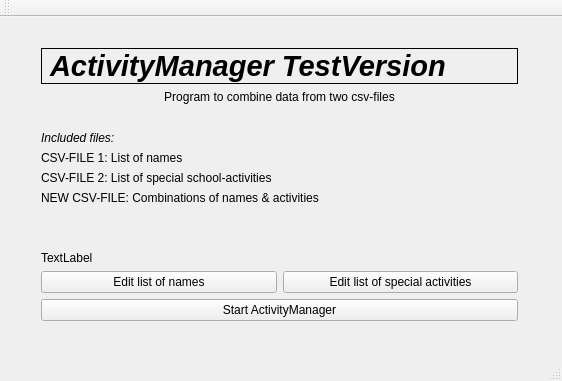
Before: the Qt Designer form mainmenu.ui in Netsrik80/Activity-Manager, drawn with Qt 5.
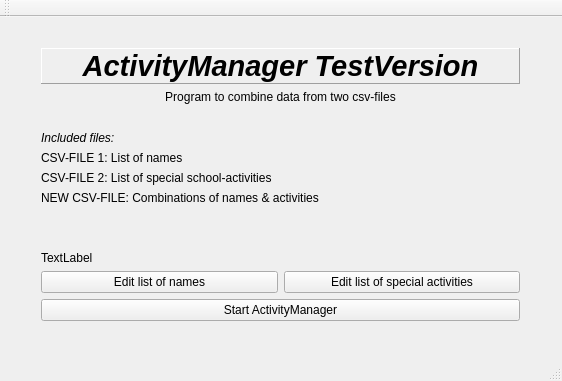
After: the same form once the commit is applied.

Patch:
```diff
--- a/mainmenu.ui
+++ b/mainmenu.ui
@@ -19,7 +19,7 @@
      <rect>
       <x>30</x>
       <y>20</y>
-      <width>499</width>
+      <width>501</width>
       <height>295</height>
      </rect>
     </property>
@@ -40,11 +40,17 @@
           <bool>false</bool>
          </property>
          <property name="frameShape">
-          <enum>QFrame::Box</enum>
+          <enum>QFrame::Panel</enum>
+         </property>
+         <property name="frameShadow">
+          <enum>QFrame::Raised</enum>
          </property>
          <property name="text">
           <string>ActivityManager TestVersion</string>
          </property>
+         <property name="alignment">
+          <set>Qt::AlignCenter</set>
+         </property>
         </widget>
        </item>
        <item>
```
